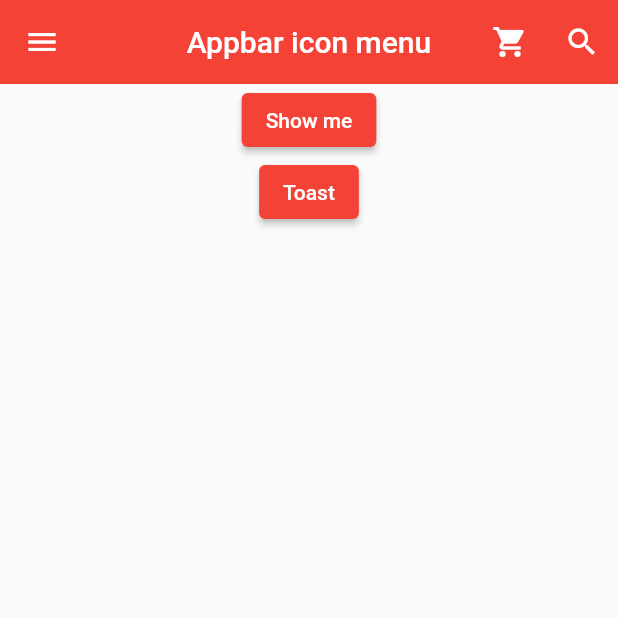
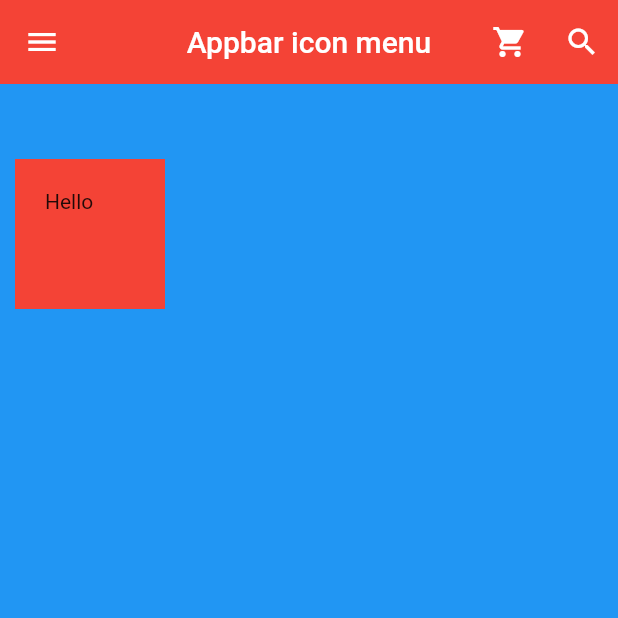
Before and after one commit to InJoon-L/Flutter-first-app, a Flutter app: the screen it shows after launch, on a phone screen of 412 x 824 dp, the top half of it. Run offline on Flutter 3.47's test engine with Material 2 defaults, Android fonts, the phone set to English and light mode, and no system bars; our stand-ins replace fluttertoast.

Commit message:
SafeArea 및 Container 복습

```diff
--- a/flutter_app_bar/lib/main.dart
+++ b/flutter_app_bar/lib/main.dart
@@ -106,12 +106,26 @@ class MyPage extends StatelessWidget {
           ],
         ),
       ),
-      body: Column(
-        children: <Widget>[
-          MySnackBar(),
-          MyToast(),
-        ],
+      backgroundColor: Colors.blue,
+      body: SafeArea(
+        child: Container(
+          color: Colors.red,
+          width: 100.0,
+          height: 100.0,
+          margin: EdgeInsets.symmetric(
+            vertical: 50.0,
+            horizontal: 10.0
+          ),
+          padding: EdgeInsets.all(20.0),
+          child: Text('Hello'),
+        ),
       ),
+      // body: Column(
+      //   children: <Widget>[
+      //     MySnackBar(),
+      //     MyToast(),
+      //   ],
+      // ),
     );
   }
 }
```
Also changed, not shown: 5 other files.
